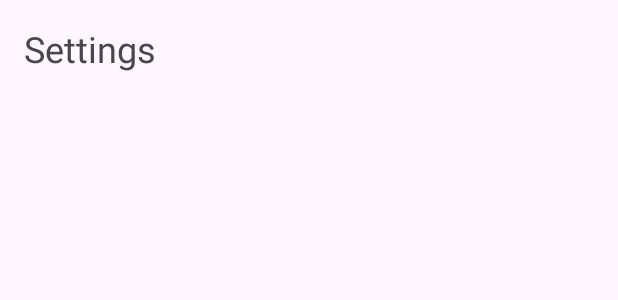
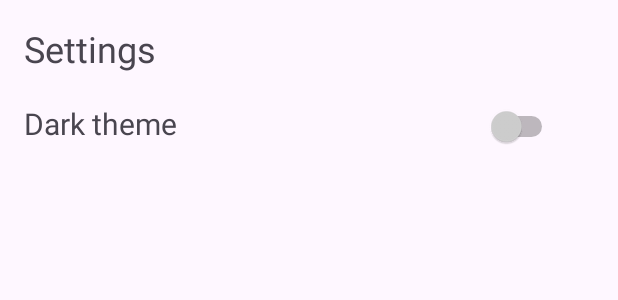
Before and after one commit to Frankie915/LeachPeach, an Android app: the layout fragment_settings.xml on its own in the app's theme, with its tools: preview values and no code run, on a phone screen of 412 x 824 dp. Shown: the top 300 px of the screen. Run offline under Robolectric (Android 15) with nearby library versions, the phone set to English and light mode, and no system bars.

Commit message:
theme added to SettingsFragment

```diff
--- /dev/null
+++ b/app/src/main/res/color/switch_track_selector.xml
@@ -0,0 +1,4 @@
+<selector xmlns:android="http://schemas.android.com/apk/res/android">
+    <item android:color="@color/customSwitchTrackColorOn" android:state_checked="true" />
+    <item android:color="@color/customSwitchTrackColorOff" />
+</selector>
--- a/app/src/main/res/layout/fragment_settings.xml
+++ b/app/src/main/res/layout/fragment_settings.xml
@@ -16,4 +16,23 @@
 
     <!-- Add more UI elements here -->
 
+    <TextView
+        android:id="@+id/theme"
+        android:layout_width="wrap_content"
+        android:layout_height="wrap_content"
+        android:layout_marginTop="20dp"
+        android:layout_marginStart="16dp"
+        android:textSize="20sp"
+        android:text="Dark theme"
+        android:layout_below="@id/settings_header" />
+
+    <Switch
+        android:id="@+id/switch_theme"
+        android:layout_width="wrap_content"
+        android:layout_height="wrap_content"
+        android:layout_alignBaseline="@id/theme"
+        android:layout_alignParentRight="true"
+        android:layout_marginEnd="40dp"
+        android:thumbTint="@color/switch_track_selector" />
+
 </RelativeLayout>
--- a/app/src/main/res/values/colors.xml
+++ b/app/src/main/res/values/colors.xml
@@ -16,5 +16,7 @@
     <color name="green_int3">#83D475</color>
     <color name="green_int2">#ABE098</color>
     <color name="green_int1">#C5E8B7</color>
+    <color name="customSwitchTrackColorOn">#EF6351</color>
+    <color name="customSwitchTrackColorOff">#D0D0D0</color>
 
 </resources>
```
Also changed, not shown: app/src/main/java/com/example/leachpeach/fragments/SettingsFragment.java (+26 -0 lines).
